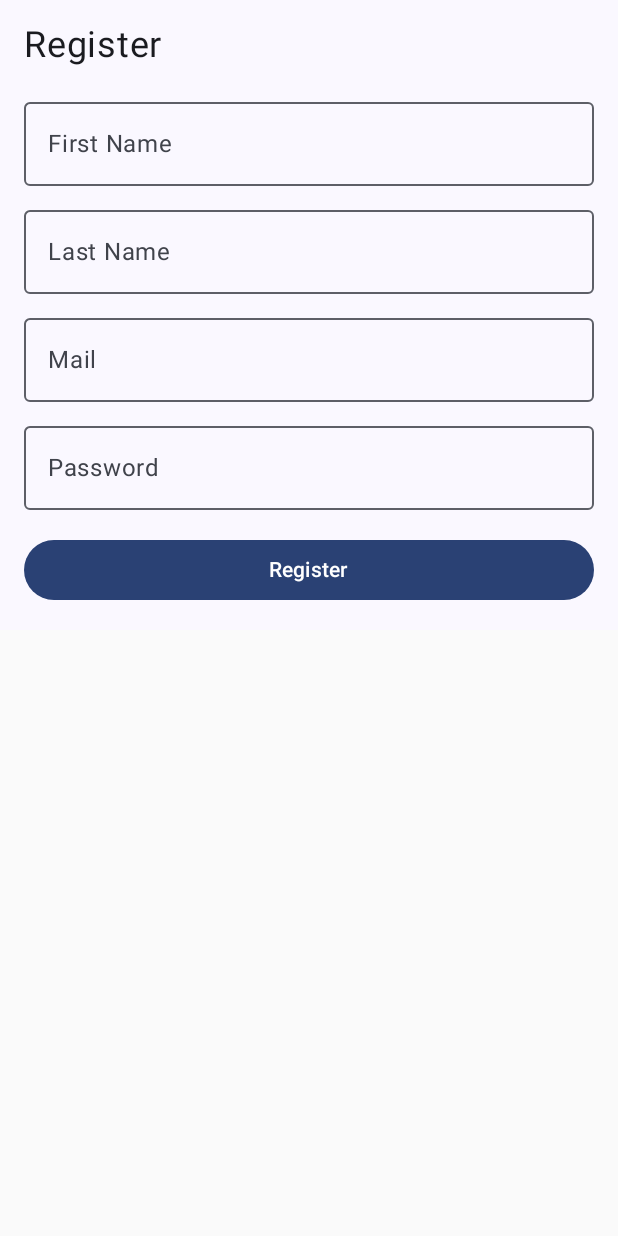
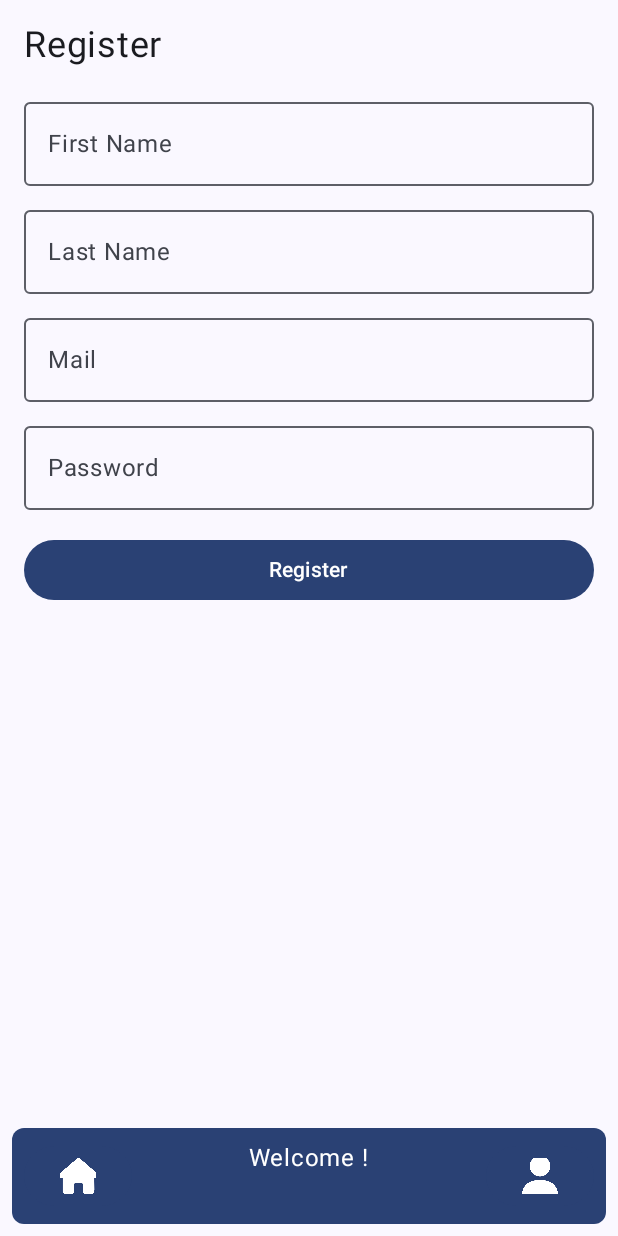
Before and after one commit to gabflrt/SY43_android, an Android app built with Jetpack Compose: the RegisterScreen screen opened through its navigation route, on a phone screen of 412 x 824 dp. Run offline under Robolectric (Android 15) with nearby library versions, the phone set to English and light mode, and no system bars.

Commit message:
Barre de nav améliorée

```diff
--- a/app/src/main/java/com/example/sy43_real_estate_application/LoginScreen.kt
+++ b/app/src/main/java/com/example/sy43_real_estate_application/LoginScreen.kt
@@ -33,6 +33,7 @@ import androidx.compose.material.*
 
 @Composable
 fun LoginScreen(navController: NavHostController, userViewModel: UserViewModel, context: Context) {
+    ScreenContent(navController = navController, userViewModel = userViewModel){
     val email = remember { mutableStateOf("") }
     val password = remember { mutableStateOf("") }
     val coroutineScope = rememberCoroutineScope()
@@ -90,3 +91,4 @@ fun LoginScreen(navController: NavHostController, userViewModel: UserViewModel,
         )
     }
 }
+}
--- a/app/src/main/java/com/example/sy43_real_estate_application/MainActivity.kt
+++ b/app/src/main/java/com/example/sy43_real_estate_application/MainActivity.kt
@@ -27,5 +27,13 @@ class MainActivity : ComponentActivity() {
                 }
             }
         }
+        /*val database = InventoryDatabase.getDatabase(applicationContext)
+        val propertyDao = database.userDao()
+        // Exemple d'insertion de données
+        val property = User(email = "test@example.com", firstName =  "John", lastName =  "Doe")
+
+        lifecycleScope.launch(Dispatchers.IO) {
+            propertyDao.insertUser(property)
+        }*/
     }
 }
--- a/app/src/main/java/com/example/sy43_real_estate_application/Navigation.kt
+++ b/app/src/main/java/com/example/sy43_real_estate_application/Navigation.kt
@@ -17,6 +17,6 @@ fun AppNavigation(context: Context) {
         composable("home") { HomeScreen(navController, userViewModel) }
         composable("login") { LoginScreen(navController, userViewModel, context) }
         composable("listings") { ListingsScreen(navController) }
-        composable("register") { RegisterScreen(navController, context) }
+        composable("register") { RegisterScreen(navController, userViewModel, context) }
     }
 }
--- a/app/src/main/java/com/example/sy43_real_estate_application/RegisterScreen.kt
+++ b/app/src/main/java/com/example/sy43_real_estate_application/RegisterScreen.kt
@@ -1,5 +1,6 @@
 package com.example.sy43_real_estate_application
 
+import UserViewModel
 import android.content.Context
 import androidx.compose.foundation.layout.Column
 import androidx.compose.foundation.layout.fillMaxWidth
@@ -21,7 +22,8 @@ import kotlinx.coroutines.Dispatchers
 import kotlinx.coroutines.launch
 
 @Composable
-fun RegisterScreen(navController: NavHostController, context: Context) {
+fun RegisterScreen(navController: NavHostController, userViewModel: UserViewModel, context: Context) {
+    ScreenContent(navController = navController, userViewModel = userViewModel) {
         val email = remember { mutableStateOf("") }
         val password = remember { mutableStateOf("") }
         val firstName = remember { mutableStateOf("") }
@@ -72,7 +74,12 @@ fun RegisterScreen(navController: NavHostController, context: Context) {
                     val database = InventoryDatabase.getDatabase(context)
                     val propertyDao = database.userDao()
                     // Insert data
-                val property = User(email =  email.value, password = password.value, firstName =  firstName.value, lastName = lastName.value)
+                    val property = User(
+                        email = email.value,
+                        password = password.value,
+                        firstName = firstName.value,
+                        lastName = lastName.value
+                    )
 
                     coroutineScope.launch(Dispatchers.IO) {
                         propertyDao.insertUser(property)
@@ -85,3 +92,4 @@ fun RegisterScreen(navController: NavHostController, context: Context) {
             }
         }
     }
+}
--- a/app/src/main/java/com/example/sy43_real_estate_application/Topbar.kt
+++ b/app/src/main/java/com/example/sy43_real_estate_application/Topbar.kt
@@ -24,8 +24,8 @@ fun TopBar(navController: NavHostController, userViewModel: UserViewModel, modif
         modifier = modifier
             .fillMaxWidth()
             .background(
-                color = MaterialTheme.colorScheme.primary, // Utilisez la couleur du thème pour les boutons
-                shape = RoundedCornerShape(8.dp) // Bordure arrondie
+                color = MaterialTheme.colorScheme.primary,
+                shape = RoundedCornerShape(8.dp)
             )
             .padding(8.dp)
     ) {
```
Lines whose indentation alone changed are shown as unchanged.
